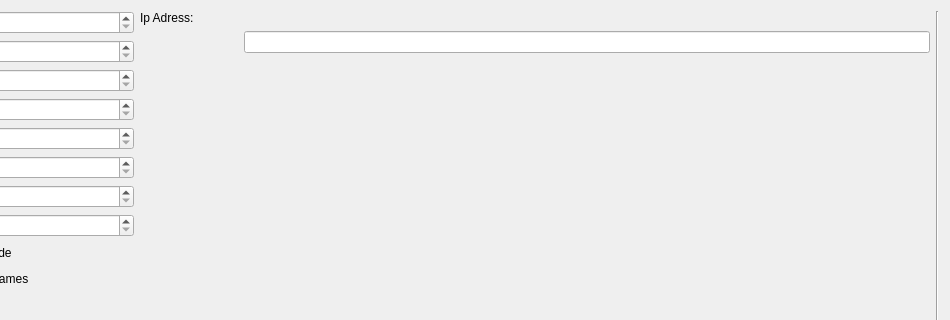
Old version of the form SpidrMpx3Eq/qcstmconfigmonitoring.ui in the repository navrit/dexter; both pictures show x 196 to 1146 and y 0 to 320 of the 1146 by 689 pixel window.
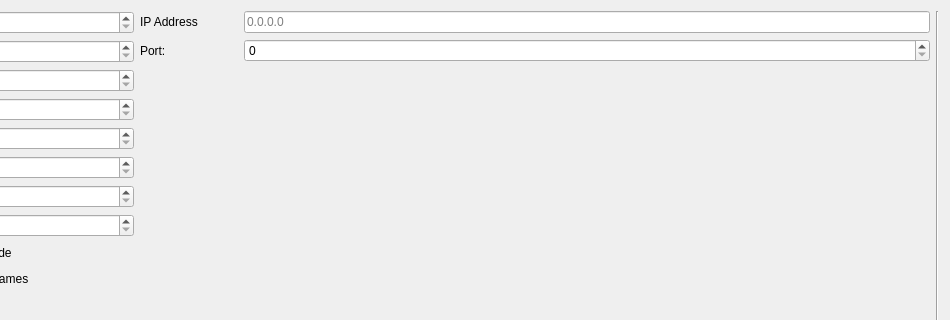
New version of the form.

Commit message: Ip address & port now editable, automatically append .json on saving config

```diff
--- a/SpidrMpx3Eq/qcstmconfigmonitoring.ui
+++ b/SpidrMpx3Eq/qcstmconfigmonitoring.ui
@@ -221,14 +221,21 @@
          </property>
         </widget>
        </item>
-       <item row="3" column="1">
+       <item row="3" column="2">
         <widget class="QLabel" name="remoteTempMeasLabel">
          <property name="text">
           <string/>
          </property>
         </widget>
        </item>
-       <item row="5" column="1">
+       <item row="1" column="0">
+        <widget class="QLabel" name="label_12">
+         <property name="text">
+          <string>Port:</string>
+         </property>
+        </widget>
+       </item>
+       <item row="5" column="2">
         <widget class="QDoubleSpinBox" name="samplingSpinner"/>
        </item>
        <item row="5" column="0">
@@ -251,14 +258,7 @@
          </property>
         </spacer>
        </item>
-       <item row="0" column="0">
-        <widget class="QLabel" name="label">
-         <property name="text">
-          <string>Ip Adress:</string>
-         </property>
-        </widget>
-       </item>
-       <item row="4" column="1">
+       <item row="4" column="2">
         <widget class="QLabel" name="localTempMeasLabel">
          <property name="text">
           <string/>
@@ -272,15 +272,29 @@
          </property>
         </widget>
        </item>
-       <item row="0" column="1">
-        <widget class="QLabel" name="ipLabel">
+       <item row="0" column="2">
+        <widget class="QLineEdit" name="ipLineEdit">
+         <property name="frame">
+          <bool>true</bool>
+         </property>
+         <property name="placeholderText">
+          <string>0.0.0.0</string>
+         </property>
+        </widget>
+       </item>
+       <item row="0" column="0">
+        <widget class="QLabel" name="label_11">
          <property name="text">
-          <string/>
+          <string>IP Address</string>
          </property>
         </widget>
        </item>
-       <item row="1" column="1">
-        <widget class="QLineEdit" name="ipLineEdit"/>
+       <item row="1" column="2">
+        <widget class="QSpinBox" name="portSpinner">
+         <property name="maximum">
+          <number>65535</number>
+         </property>
+        </widget>
        </item>
       </layout>
      </item>
```
The commit also changes 5 other files.
